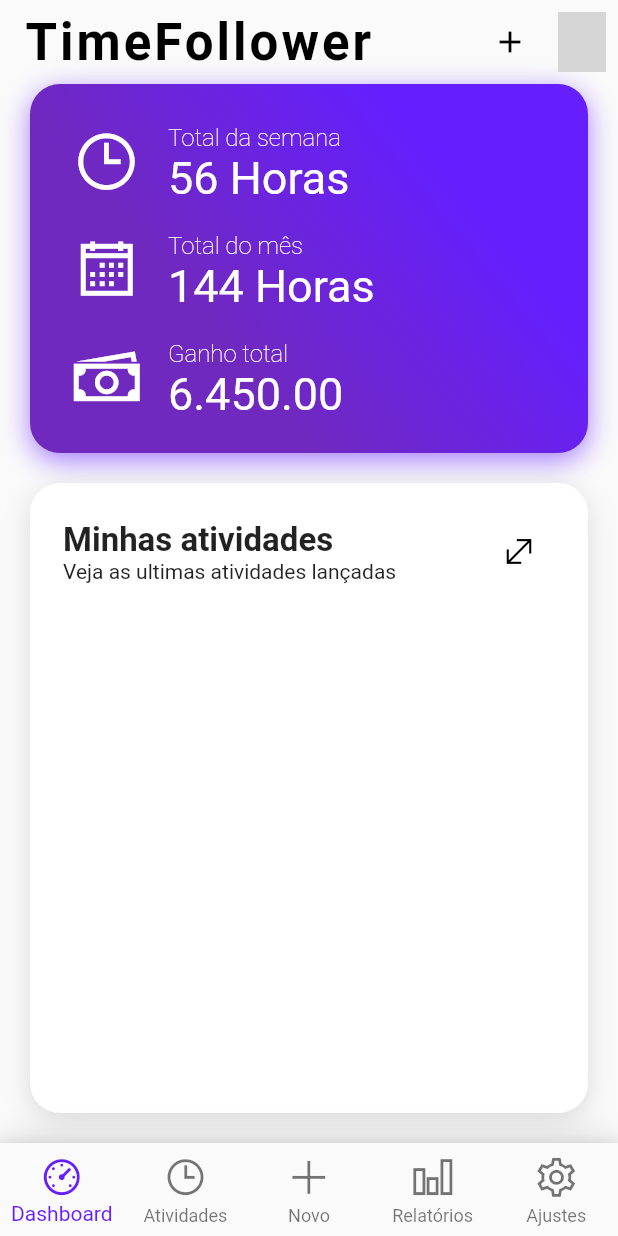
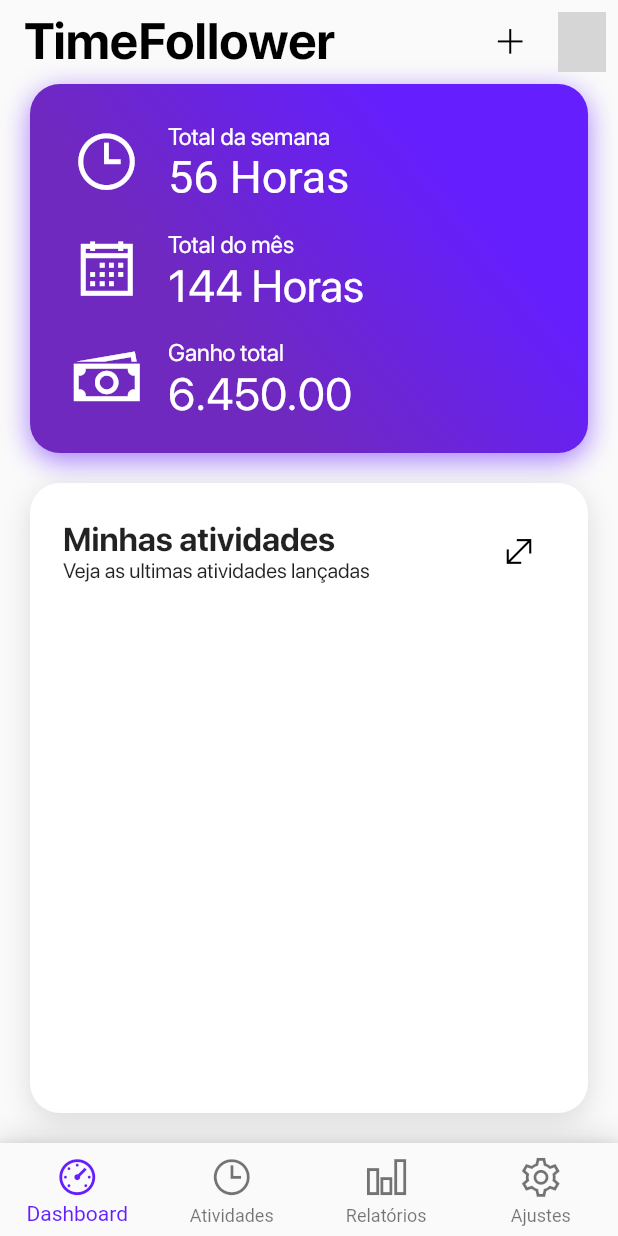
Before and after one commit to felipealmeida948/timefollower, a Flutter app: the screen it shows after launch, on a phone screen of 412 x 824 dp. Run offline on Flutter 3.47's test engine with Material 2 defaults, Android fonts, the phone set to English and light mode, and no system bars; missing offline and left inert: flutter_statusbarcolor; network calls fail; project files that could hold a hidden picture were left out; grey boxes are pictures that could not be loaded.

Commit message:
Pagina ajustadas

```diff
--- a/lib/main.dart
+++ b/lib/main.dart
@@ -1,4 +1,6 @@
 import 'package:timefollower/ui/home_page.dart';
+import 'package:timefollower/ui/login_page.dart';
+
 // import 'package:timefollower/ui/new_taks_page.dart';
 // import 'package:timefollower/ui/tasks_page.dart';
 // import 'package:timefollower/ui/reports_page.dart';
--- a/lib/ui/dashboard_page.dart
+++ b/lib/ui/dashboard_page.dart
@@ -1,5 +1,6 @@
 import 'package:flutter/material.dart';
 import 'package:timefollower/presentation/line_awesome_icons.dart';
+import 'package:timefollower/ui/new_taks_page.dart';
 
 class DashboardPage extends StatefulWidget {
   @override
@@ -14,10 +15,16 @@ class _DashboardPageState extends State<DashboardPage> {
         brightness: Brightness.light,
         actions: <Widget>[
           IconButton(
-            icon: Icon(Icons.add),
-            tooltip: 'Nova Atividade',
-            color: Colors.black,
-            onPressed: () {},
+            icon: Icon(
+              LineAwesome.plus,
+              color: Colors.black,
+            ),
+            onPressed: () {
+              Navigator.push(
+                context,
+                MaterialPageRoute(builder: (context) => NewTaskPage()),
+              );
+            },
           ),
           IconButton(
             icon: CircleAvatar(
@@ -35,7 +42,7 @@ class _DashboardPageState extends State<DashboardPage> {
             color: Colors.black,
             fontSize: 34.0,
             fontWeight: FontWeight.bold,
-            letterSpacing: 2.0,
+            fontFamily: 'SFDisplayPro',
           ),
         ),
       ),
@@ -93,6 +100,7 @@ class _DashboardPageState extends State<DashboardPage> {
                           style: TextStyle(
                             color: Colors.white,
                             fontWeight: FontWeight.w100,
+                            fontFamily: 'SFDisplayPro',
                           ),
                         ),
                         subtitle: Text(
@@ -114,6 +122,7 @@ class _DashboardPageState extends State<DashboardPage> {
                           style: TextStyle(
                             color: Colors.white,
                             fontWeight: FontWeight.w100,
+                            fontFamily: 'SFDisplayPro',
                           ),
                         ),
                         subtitle: Text(
@@ -121,6 +130,7 @@ class _DashboardPageState extends State<DashboardPage> {
                           style: TextStyle(
                             fontSize: 30.0,
                             color: Colors.white,
+                            fontFamily: 'SFDisplayPro',
                           ),
                         ),
                       ),
@@ -135,6 +145,7 @@ class _DashboardPageState extends State<DashboardPage> {
                           style: TextStyle(
                             color: Colors.white,
                             fontWeight: FontWeight.w100,
+                            fontFamily: 'SFDisplayPro',
                           ),
                         ),
                         subtitle: Text(
@@ -142,6 +153,7 @@ class _DashboardPageState extends State<DashboardPage> {
                           style: TextStyle(
                             fontSize: 30.0,
                             color: Colors.white,
+                            fontFamily: 'SFDisplayPro',
                           ),
                         ),
                       ),
@@ -186,9 +198,15 @@ class _DashboardPageState extends State<DashboardPage> {
                         style: TextStyle(
                           fontSize: 22.0,
                           fontWeight: FontWeight.w600,
+                          fontFamily: 'SFDisplayPro',
                         ),
                       ),
-                      Text("Veja as ultimas atividades lançadas")
+                      Text(
+                        "Veja as ultimas atividades lançadas",
+                        style: TextStyle(
+                          fontFamily: 'SFDisplayPro',
+                        ),
+                      )
                     ],
                   ),
                   Column(
--- a/lib/ui/home_page.dart
+++ b/lib/ui/home_page.dart
@@ -1,4 +1,6 @@
+import 'package:flutter/services.dart';
 import 'package:timefollower/presentation/line_awesome_icons.dart';
+import 'package:flutter_statusbarcolor/flutter_statusbarcolor.dart';
 
 import 'package:timefollower/ui/dashboard_page.dart';
 import 'package:timefollower/ui/tasks_page.dart';
@@ -28,20 +30,22 @@ class _HomePageState extends State<HomePage> {
         return DashboardPage();
       case 1:
         return TasksPaga();
+      // case 2:
+      //   return NewTaskPage();
       case 2:
-        return NewTaskPage();
+        return ReportsPage();
       case 3:
-        return ReportsPage();
-      case 4:
         return SettingsPage();
     }
   }
 
   @override
   Widget build(BuildContext context) {
+    FlutterStatusbarcolor.setStatusBarColor(Colors.transparent);
     return Scaffold(
-      backgroundColor: Colors.white,
+      // backgroundColor: Colors.transparent,
       body: Container(
+        // color: Colors.transparent,
         child: callPage(_selectedIndex),
       ),
       bottomNavigationBar: Container(
@@ -63,35 +67,50 @@ class _HomePageState extends State<HomePage> {
               icon: Icon(LineAwesome.dashboard),
               title: Text(
                 'Dashboard',
-                style: TextStyle(fontSize: 12.0),
+                style: TextStyle(
+                  fontSize: 12.0,
+                  fontFamily: 'SFDisplayPro',
+                ),
               ),
             ),
             BottomNavigationBarItem(
               icon: Icon(LineAwesome.clock_o),
               title: Text(
                 'Atividades',
-                style: TextStyle(fontSize: 12.0),
+                style: TextStyle(
+                  fontSize: 12.0,
+                  fontFamily: 'SFDisplayPro',
+                ),
               ),
             ),
-            BottomNavigationBarItem(
-              icon: Icon(LineAwesome.plus),
-              title: Text(
-                'Novo',
-                style: TextStyle(fontSize: 12.0),
-              ),
-            ),
+            // BottomNavigationBarItem(
+            //   icon: Icon(LineAwesome.plus),
+            //   title: Text(
+            //     'Novo',
+            //     style: TextStyle(
+            //       fontSize: 12.0,
+            //       fontFamily: 'SFDisplayPro',
+            //     ),
+            //   ),
+            // ),
             BottomNavigationBarItem(
               icon: Icon(LineAwesome.bar_chart),
               title: Text(
                 'Relatórios',
-                style: TextStyle(fontSize: 12.0),
+                style: TextStyle(
+                  fontSize: 12.0,
+                  fontFamily: 'SFDisplayPro',
+                ),
               ),
             ),
             BottomNavigationBarItem(
               icon: Icon(LineAwesome.gear),
               title: Text(
                 'Ajustes',
-                style: TextStyle(fontSize: 12.0),
+                style: TextStyle(
+                  fontSize: 12.0,
+                  fontFamily: 'SFDisplayPro',
+                ),
               ),
             ),
           ],
--- a/lib/ui/reports_page.dart
+++ b/lib/ui/reports_page.dart
@@ -39,7 +39,7 @@ class _ReportsPageState extends State<ReportsPage> {
             color: Colors.black,
             fontSize: 34.0,
             fontWeight: FontWeight.bold,
-            letterSpacing: 2.0,
+            fontFamily: 'SFDisplayPro',
           ),
         ),
       ),
--- a/lib/ui/settings_page.dart
+++ b/lib/ui/settings_page.dart
@@ -39,7 +39,7 @@ class _SettingsPageState extends State<SettingsPage> {
             color: Colors.black,
             fontSize: 34.0,
             fontWeight: FontWeight.bold,
-            letterSpacing: 2.0,
+            fontFamily: 'SFDisplayPro',
           ),
         ),
       ),
```
Also changed, not shown: lib/ui/login_page.dart (added, +76 -0 lines), lib/ui/new_taks_page.dart (+36 -10 lines), lib/ui/tasks_page.dart (+11 -3 lines), pubspec.yaml (+11 -5 lines), fonts/SF-Pro-Display-Bold.otf (added), fonts/SF-Pro-Display-Heavy.otf (added), fonts/SF-Pro-Display-Light.otf (added), fonts/SF-Pro-Display-Medium.otf (added), fonts/SF-Pro-Display-Regular.otf (added), fonts/SF-Pro-Display-Thin.otf (added), pubspec.lock, 6 other files.
